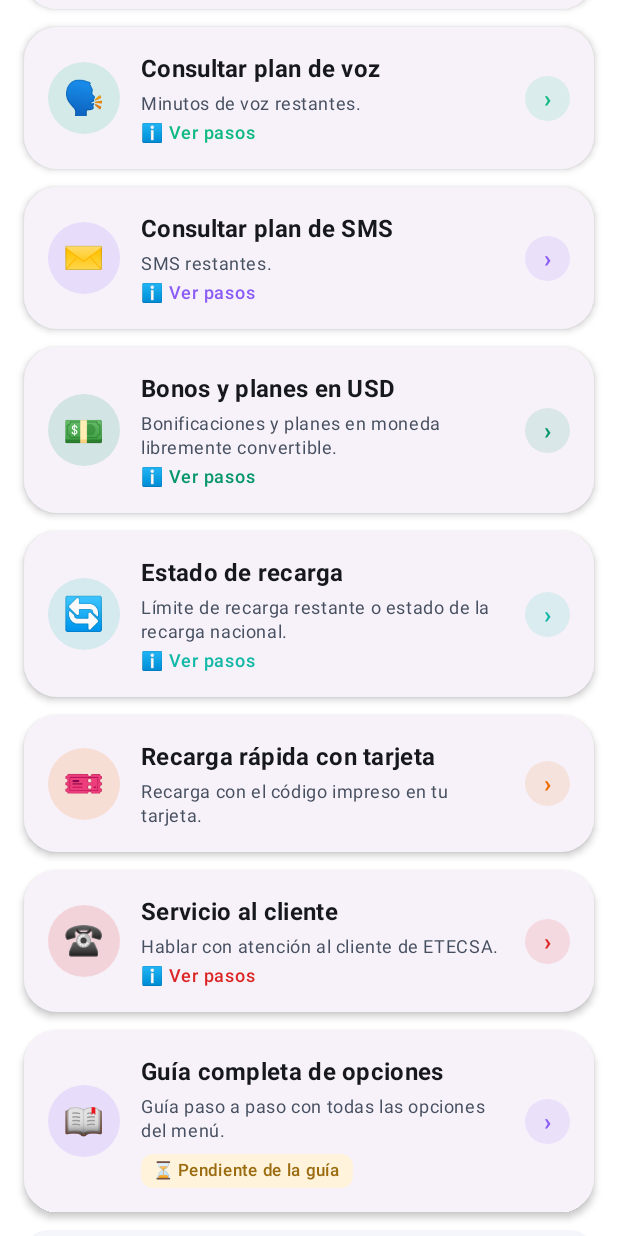
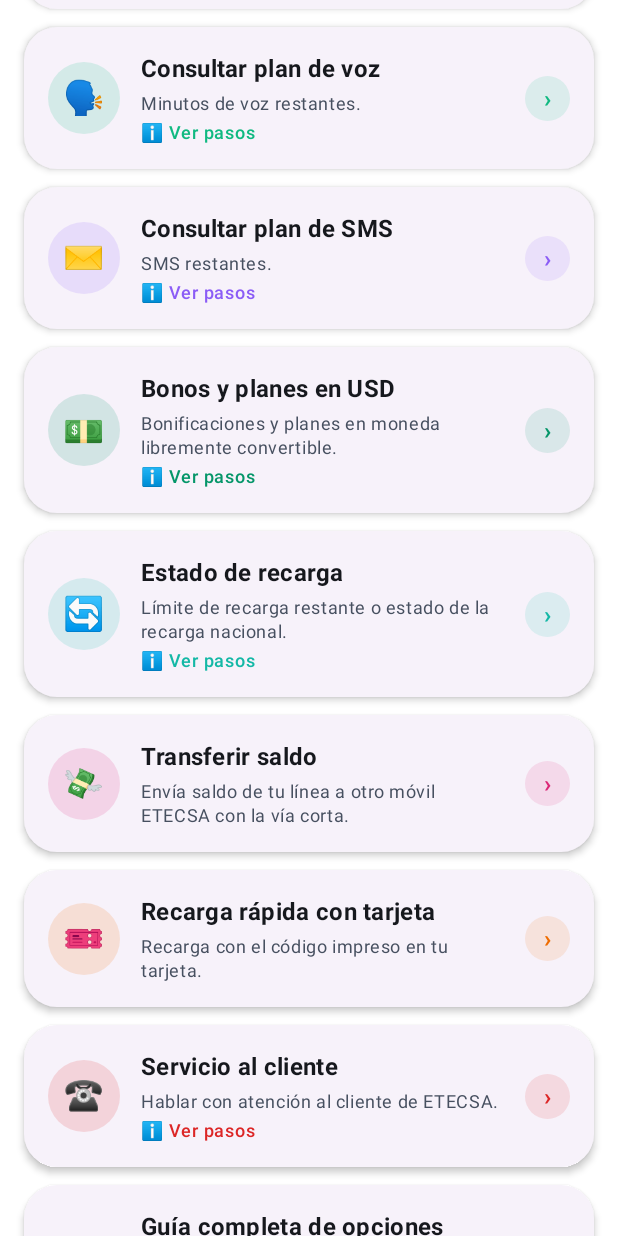
Before and after one commit to luis971227/misServicios, an Android app built with Jetpack Compose: the composable EtecsaScreen shown on its own in the app's theme, scrolled down 576 dp, on a phone screen of 412 x 824 dp. Run offline under Robolectric (Android 15) with nearby library versions, the phone set to English and light mode, and no system bars.

Commit message:
v1.14.0: opción Transferir saldo en ETECSA (*234*1*número*clave*importe#)
Co-authored-by: luis971227 <luis971227@users.noreply.github.com>

```diff
--- a/app/build.gradle.kts
+++ b/app/build.gradle.kts
@@ -12,8 +12,8 @@ android {
         applicationId = "com.luis971227.miservicios"
         minSdk = 24
         targetSdk = 35
-        versionCode = 30
-        versionName = "1.13.1"
+        versionCode = 31
+        versionName = "1.14.0"
     }
 
     signingConfigs {
--- a/app/src/main/java/com/luis971227/miservicios/data/Modulos.kt
+++ b/app/src/main/java/com/luis971227/miservicios/data/Modulos.kt
@@ -22,6 +22,7 @@ data class OpcionMenu(
     val pendiente: Boolean = false,
     val color: Long = 0xFF64748B,
     val entrada: String? = null,
+    val entradas: List<String> = emptyList(),
     val plantilla: String? = null,
     val pantalla: String? = null,
     val inicio: String? = null,
@@ -116,6 +117,24 @@ object Modulos {
                 ocultarCodigos = true,
                 pasos = listOf("Marca *222*732#", "Verás el estado de tu recarga"),
                 color = 0xFF14B8A6
+            ),
+            OpcionMenu(
+                id = "transferir-saldo",
+                titulo = "Transferir saldo",
+                emoji = "\ud83d\udcb8",
+                descripcion = "Envía saldo de tu línea a otro móvil ETECSA con la vía corta.",
+                codigos = listOf("*234#"),
+                entradas = listOf("Número del receptor", "Clave (por defecto 1234)", "Importe en CUP"),
+                plantilla = "*234*1*{0}*{1}*{2}#",
+                ocultarCodigos = true,
+                pasos = listOf(
+                    "Toca la opción y escribe el número, tu clave y el importe",
+                    "La app marca *234*1*número*clave*importe# automáticamente",
+                    "Confirma la transferencia en el mensaje que aparece en pantalla",
+                    "Si nunca cambiaste tu clave, la predeterminada es 1234",
+                    "Cada transferencia tiene un costo y se permite un máximo de 3 al día"
+                ),
+                color = 0xFFDB2777
             ),
             OpcionMenu(
                 id = "recarga-tarjeta",
```
Also changed, not shown: app/src/main/java/com/luis971227/miservicios/ui/Comunes.kt (+86 -5 lines).
